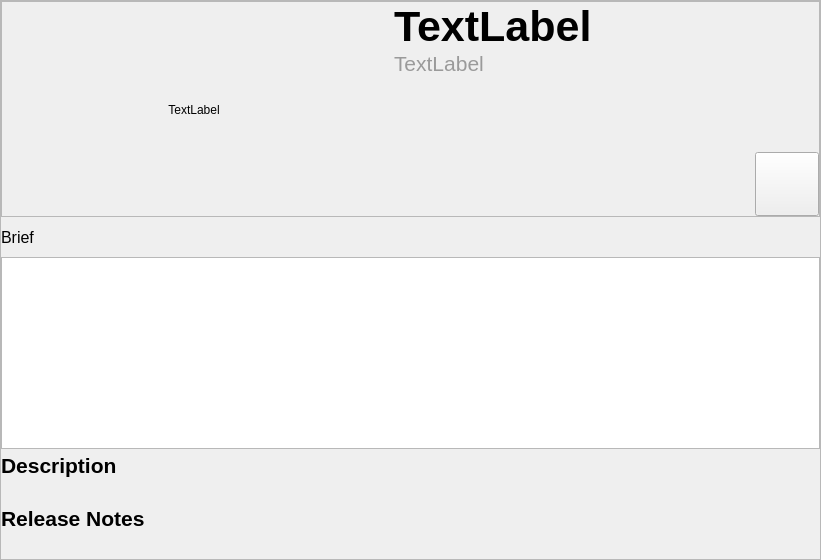
Qt form ola/client/store/item_form.ui (myapps-directory/myapps-client-store) before a commit.
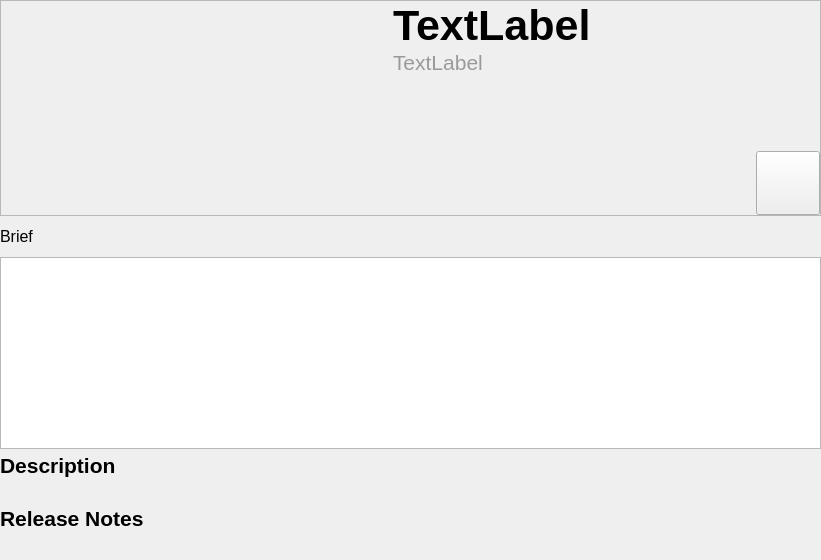
The same form after that commit.

Patch:
```diff
--- a/ola/client/store/item_form.ui
+++ b/ola/client/store/item_form.ui
@@ -31,6 +31,15 @@
    </property>
    <item>
     <widget class="QScrollArea" name="scrollArea">
+     <property name="frameShape">
+      <enum>QFrame::NoFrame</enum>
+     </property>
+     <property name="frameShadow">
+      <enum>QFrame::Plain</enum>
+     </property>
+     <property name="lineWidth">
+      <number>0</number>
+     </property>
      <property name="horizontalScrollBarPolicy">
       <enum>Qt::ScrollBarAlwaysOff</enum>
      </property>
@@ -42,8 +51,8 @@
        <rect>
         <x>0</x>
         <y>0</y>
-        <width>798</width>
-        <height>570</height>
+        <width>800</width>
+        <height>564</height>
        </rect>
       </property>
       <layout class="QVBoxLayout" name="verticalLayout">
@@ -113,7 +122,7 @@
              </size>
             </property>
             <property name="text">
-             <string>TextLabel</string>
+             <string/>
             </property>
             <property name="alignment">
              <set>Qt::AlignCenter</set>
@@ -812,6 +821,11 @@
        </item>
        <item>
         <widget class="QLabel" name="description_label">
+         <property name="font">
+          <font>
+           <pointsize>10</pointsize>
+          </font>
+         </property>
          <property name="text">
           <string/>
          </property>
@@ -868,6 +882,11 @@
        </item>
        <item>
         <widget class="QLabel" name="release_label">
+         <property name="font">
+          <font>
+           <pointsize>10</pointsize>
+          </font>
+         </property>
          <property name="text">
           <string/>
          </property>
```
